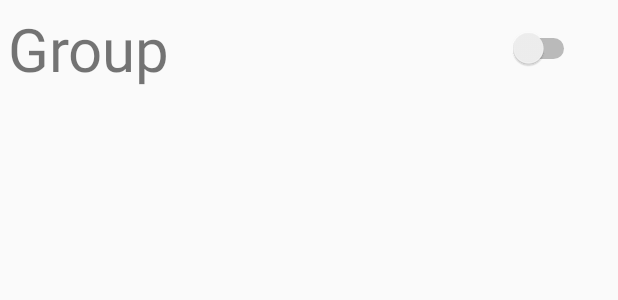
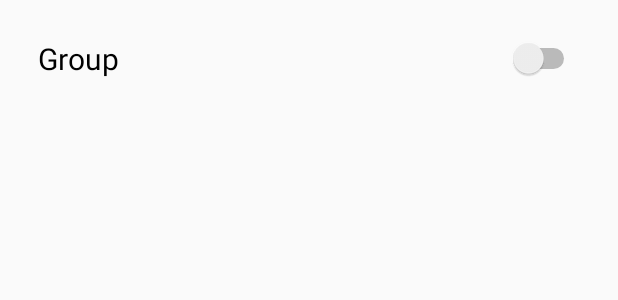
Before and after one commit to KyleMcNutt/5moreminutes, an Android app: the layout group_item.xml on its own in the app's theme, with its tools: preview values and no code run, on a phone screen of 412 x 824 dp. Shown: the top 300 px of the screen. Run offline under Robolectric (Android 15) with nearby library versions, the phone set to English and light mode, and no system bars.

Commit message:
ListView working, adding static groups with FAB more to come

```diff
--- a/Fivemoreminutes/app/src/main/java/fivemoreminutes/cs499/cs/csupomona/edu/fivemoreminutes/GroupItemAdapter.java
+++ b/Fivemoreminutes/app/src/main/java/fivemoreminutes/cs499/cs/csupomona/edu/fivemoreminutes/GroupItemAdapter.java
@@ -18,7 +18,6 @@ import java.util.ArrayList;
 public class GroupItemAdapter extends ArrayAdapter<GroupItem>{
 
     private Context context;
-
     private ArrayList<GroupItem> groupItems;
 
     public GroupItemAdapter(Context context, ArrayList<GroupItem> groupItems) {
@@ -33,6 +32,8 @@ public class GroupItemAdapter extends ArrayAdapter<GroupItem>{
         LayoutInflater inflater = (LayoutInflater) context.getSystemService(Context.LAYOUT_INFLATER_SERVICE);
         View view = inflater.inflate(R.layout.group_item, parent, false);
 
+
+
         TextView nameText = (TextView) view.findViewById(R.id.name);
         nameText.setText(groupItems.get(position).getName());
         Switch groupSwitch = (Switch) view.findViewById(R.id.group_switch);
--- a/Fivemoreminutes/app/src/main/java/fivemoreminutes/cs499/cs/csupomona/edu/fivemoreminutes/PagerAdapter.java
+++ b/Fivemoreminutes/app/src/main/java/fivemoreminutes/cs499/cs/csupomona/edu/fivemoreminutes/PagerAdapter.java
@@ -11,9 +11,7 @@ import android.support.v4.app.FragmentPagerAdapter;
  */
 public class PagerAdapter extends FragmentPagerAdapter {
     final int PAGE_COUNT = 2;
-
     private String tabTitles[] = new String[] { "Groups", "Quick Alarms"};
-
 
     public PagerAdapter(FragmentManager fm) {
         super(fm);
--- a/Fivemoreminutes/app/src/main/res/layout/group_item.xml
+++ b/Fivemoreminutes/app/src/main/res/layout/group_item.xml
@@ -6,14 +6,18 @@
 
     <LinearLayout
         android:layout_width="wrap_content"
-        android:layout_height="wrap_content">
+        android:layout_height="wrap_content"
+        android:layout_marginTop="20dp"
+        android:layout_marginBottom="20dp">
 
         <TextView
             android:layout_width="wrap_content"
             android:layout_height="wrap_content"
+            android:layout_marginLeft="20sp"
             android:text="@string/group"
+            android:textColor="#000"
             android:id="@+id/name"
-            android:textSize="40sp" />
+            android:textSize="20sp" />
     </LinearLayout>
 
     <Switch
```
Also changed, not shown: Fivemoreminutes/app/src/main/java/fivemoreminutes/cs499/cs/csupomona/edu/fivemoreminutes/Group.java (+22 -16 lines), 1 other file.
